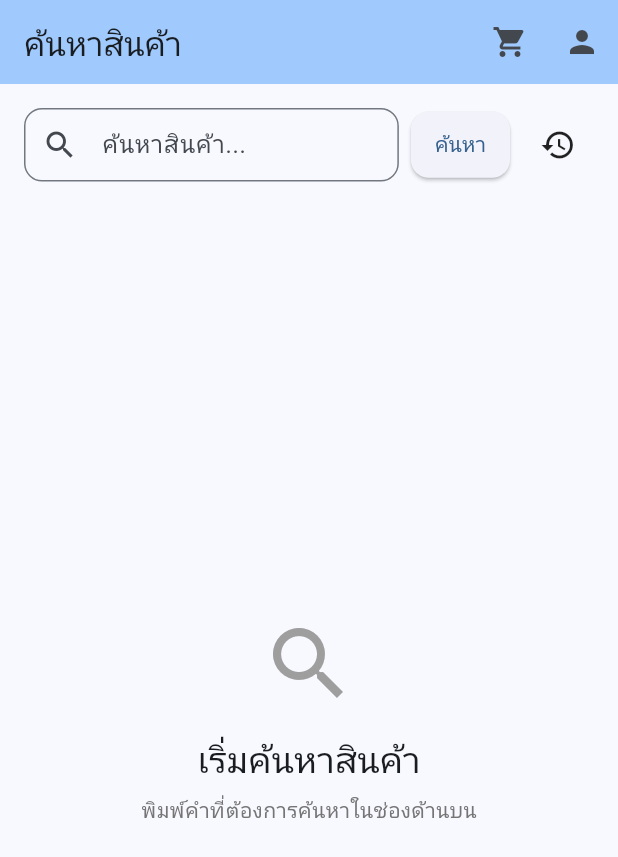
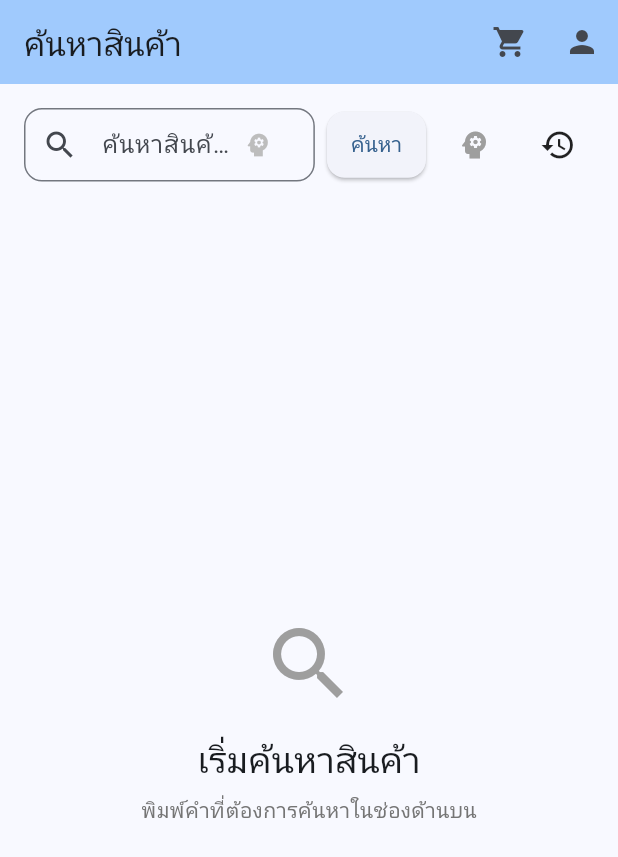
Before and after one commit to jaturapornchai/smlmarket3, a Flutter app: the screen it shows after launch, on a phone screen of 412 x 824 dp. Shown: the top 857 px of the screen. Run offline on Flutter 3.47's test engine with Material 3 defaults, Android fonts, the phone set to English and light mode, and no system bars; our stand-ins replace dio, flutter_bloc, shared_preferences.

Commit message:
Add AI toggle functionality to search screen
Features added:
- AI toggle icon button next to search button (default OFF)
- AI status indicator in text field (small icon)
- AI status banner when AI mode is enabled
- AI parameter sent to vector search API when enabled
- Visual feedback: blue color when AI is ON, grey when OFF
- Tooltip shows 'เปด AI' or 'ปด AI' status
- State management for AI toggle in SearchCubit
- Automatic re-search when AI mode is toggled

UI improvements:
- Modern AI indicator with psychology icon
- Clear visual distinction between AI ON/OFF states
- Status banner with border and background color
- Responsive layout with proper spacing

```diff
--- a/lib/screens/search/search_screen.dart
+++ b/lib/screens/search/search_screen.dart
@@ -102,16 +102,32 @@ class _SearchViewState extends State<SearchView> {
               decoration: InputDecoration(
                 hintText: 'ค้นหาสินค้า...',
                 prefixIcon: const Icon(Icons.search),
-                suffixIcon: _searchController.text.isNotEmpty
-                    ? IconButton(
+                suffixIcon: Row(
+                  mainAxisSize: MainAxisSize.min,
+                  children: [
+                    if (_searchController.text.isNotEmpty)
+                      IconButton(
                         icon: const Icon(Icons.clear),
                         onPressed: () {
                           setState(() {
                             _searchController.clear();
                           });
                         },
-                      )
-                    : null,
+                      ),
+                    BlocBuilder<SearchCubit, SearchState>(
+                      builder: (context, state) {
+                        return Container(
+                          margin: const EdgeInsets.only(right: 8),
+                          child: Icon(
+                            Icons.psychology,
+                            size: 20,
+                            color: state.useAI ? Colors.blue : Colors.grey[400],
+                          ),
+                        );
+                      },
+                    ),
+                  ],
+                ),
                 border: OutlineInputBorder(
                   borderRadius: BorderRadius.circular(12),
                 ),
@@ -136,6 +152,27 @@ class _SearchViewState extends State<SearchView> {
               ),
             ),
             child: const Text('ค้นหา'),
+          ),
+          const SizedBox(width: 8),
+          BlocBuilder<SearchCubit, SearchState>(
+            builder: (context, state) {
+              return IconButton(
+                onPressed: () {
+                  context.read<SearchCubit>().toggleAI();
+                },
+                icon: Icon(
+                  Icons.psychology,
+                  color: state.useAI ? Colors.blue : Colors.grey,
+                ),
+                tooltip: state.useAI ? 'ปิด AI' : 'เปิด AI',
+                style: IconButton.styleFrom(
+                  backgroundColor: state.useAI ? Colors.blue.withValues(alpha: 0.1) : null,
+                  shape: RoundedRectangleBorder(
+                    borderRadius: BorderRadius.circular(8),
+                  ),
+                ),
+              );
+            },
           ),
           const SizedBox(width: 8),
           PopupMenuButton<String>(
@@ -209,6 +246,39 @@ class _SearchViewState extends State<SearchView> {
     }
   }
 
+  Widget _buildAIStatusIndicator() {
+    return BlocBuilder<SearchCubit, SearchState>(
+      builder: (context, state) {
+        if (!state.useAI) return const SizedBox.shrink();
+
+        return Container(
+          margin: const EdgeInsets.only(left: 16, right: 16, bottom: 8),
+          padding: const EdgeInsets.symmetric(horizontal: 12, vertical: 6),
+          decoration: BoxDecoration(
+            color: Colors.blue.withValues(alpha: 0.1),
+            borderRadius: BorderRadius.circular(16),
+            border: Border.all(color: Colors.blue.withValues(alpha: 0.3)),
+          ),
+          child: Row(
+            mainAxisSize: MainAxisSize.min,
+            children: [
+              Icon(Icons.psychology, size: 16, color: Colors.blue[700]),
+              const SizedBox(width: 6),
+              Text(
+                'ค้นหาด้วย AI',
+                style: TextStyle(
+                  color: Colors.blue[700],
+                  fontSize: 12,
+                  fontWeight: FontWeight.w500,
+                ),
+              ),
+            ],
+          ),
+        );
+      },
+    );
+  }
+
   @override
   Widget build(BuildContext context) {
     return Scaffold(
@@ -239,6 +309,7 @@ class _SearchViewState extends State<SearchView> {
       body: Column(
         children: [
           _buildSearchBar(),
+          _buildAIStatusIndicator(),
 
           Expanded(
             child: BlocBuilder<SearchCubit, SearchState>(
```
Also changed, not shown: lib/data/api_service.dart (+8 -6 lines), lib/screens/search/search_cubit.dart (+18 -1 lines).
